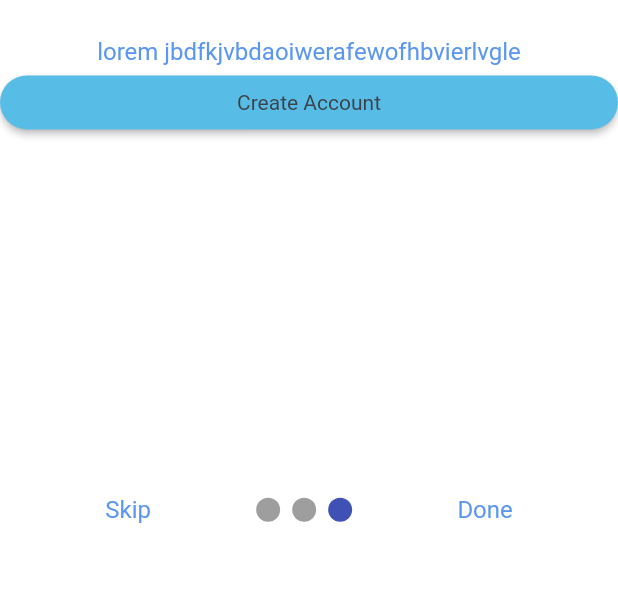
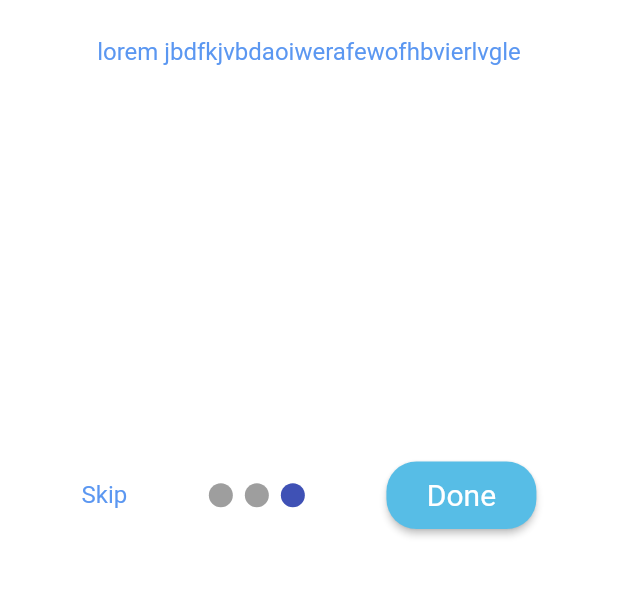
Before and after one commit to yousif-kamal/Pharmacy, a Flutter app: the screen it shows after launch, swiped to page 3, on a phone screen of 412 x 824 dp, the part 561-1158 px from its top. Run offline on Flutter 3.47's test engine with Material 2 defaults, Android fonts, the phone set to English and light mode, and no system bars; drawn by our look-alikes of smooth_page_indicator; our stand-ins replace cloud_firestore, firebase_auth, firebase_core, font_awesome_flutter, get, otp_text_field and 1 more; accounts and stored records are empty.

Commit message:
fixing onboarding screen

```diff
--- a/lib/src/screens/auth_screens/login_scree.dart
+++ b/lib/src/screens/auth_screens/login_scree.dart
@@ -85,7 +85,7 @@ class _RegisterScreenState extends State<RegisterScreen> {
                     Align(
                       alignment: Alignment.topLeft,
                       child: Text(
-                        "7714551212",
+                        "07714551212",
                         style: GeneralStyle.additionalTextStyle1,
                         textAlign: TextAlign.left,
                       ),
@@ -160,7 +160,7 @@ Widget _Registerbutton(context) {
         padding: EdgeInsets.all(10),
         child: Text(
           "Register",
-          style: GeneralStyle.additionalTextStyle1,
+          style: GeneralStyle.additionalTextStyle2,
         ),
       ),
     ),
--- a/lib/src/screens/introduction_screen/intro_page_3.dart
+++ b/lib/src/screens/introduction_screen/intro_page_3.dart
@@ -34,38 +34,9 @@ class introPage3 extends StatelessWidget {
               "lorem jbdfkjvbdaoiwerafewofhbvierlvgle",
               style: GeneralStyle.additionalTextStyle1,
             ),
-            _registerbutton(context),
           ],
         ),
       ),
     );
   }
 }
-
-Widget _registerbutton(context) {
-  return SizedBox(
-    width: double.infinity,
-    child: ElevatedButton(
-      onPressed: () {
-        Navigator.of(context).push(MaterialPageRoute(
-          builder: (context) => RegisterScreen(),
-        ));
-      },
-      style: ButtonStyle(
-        foregroundColor:
-            MaterialStateProperty.all<Color>(Color.fromARGB(255, 61, 66, 74)),
-        backgroundColor:
-            MaterialStateProperty.all<Color>(Color.fromARGB(255, 87, 189, 230)),
-        shape: MaterialStateProperty.all<RoundedRectangleBorder>(
-          RoundedRectangleBorder(
-            borderRadius: BorderRadius.circular(20),
-          ),
-        ),
-      ),
-      child: Padding(
-        padding: EdgeInsets.all(10),
-        child: Text("Create Account"),
-      ),
-    ),
-  );
-}
--- a/lib/src/screens/introduction_screen/onboarding_screen.dart
+++ b/lib/src/screens/introduction_screen/onboarding_screen.dart
@@ -1,4 +1,5 @@
 import 'package:drug_app/src/common/style/style.dart';
+import 'package:drug_app/src/screens/auth_screens/login_scree.dart';
 import 'package:drug_app/src/screens/auth_screens/start_screen.dart';
 import 'package:drug_app/src/screens/introduction_screen/intro_page_1.dart';
 import 'package:drug_app/src/screens/introduction_screen/intro_page_2.dart';
@@ -68,17 +69,8 @@ class _onBoardingScreenState extends State<onBoardingScreen> {
                   //next or done
                   onLastPage
                       ? GestureDetector(
-                          onTap: () async {
-                            Navigator.of(context).pushReplacement(
-                              MaterialPageRoute(
-                                builder: (context) => StartScreen(),
-                              ),
-                            );
-                          },
-                          child: Text(
-                            'Done',
-                            style: GeneralStyle.additionalTextStyle1,
-                          ),
+                          onTap: () async {},
+                          child: _registerbutton(context),
                         )
                       //
                       : GestureDetector(
@@ -99,3 +91,35 @@ class _onBoardingScreenState extends State<onBoardingScreen> {
     );
   }
 }
+
+Widget _registerbutton(context) {
+  return SizedBox(
+    width: 100,
+    height: 45,
+    child: ElevatedButton(
+      onPressed: () {
+        Navigator.of(context).push(MaterialPageRoute(
+          builder: (context) => RegisterScreen(),
+        ));
+      },
+      style: ButtonStyle(
+        foregroundColor:
+            MaterialStateProperty.all<Color>(Color.fromARGB(255, 61, 66, 74)),
+        backgroundColor:
+            MaterialStateProperty.all<Color>(Color.fromARGB(255, 87, 189, 230)),
+        shape: MaterialStateProperty.all<RoundedRectangleBorder>(
+          RoundedRectangleBorder(
+            borderRadius: BorderRadius.circular(20),
+          ),
+        ),
+      ),
+      child: Padding(
+        padding: EdgeInsets.all(10),
+        child: Text(
+          "Done",
+          style: GeneralStyle.additionalTextStyle2,
+        ),
+      ),
+    ),
+  );
+}
```
Also changed, not shown: lib/src/screens/auth_screens/start_screen.dart (+76 -76 lines), 2 other files.
